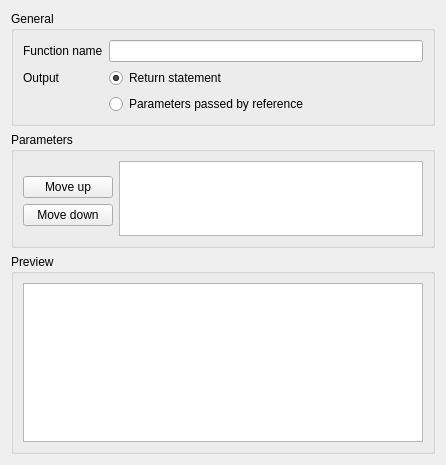
The window that ui/extractfunctiondialog.ui (mcencora/kdevcpprefactor) describes before a commit, drawn with Qt 5.
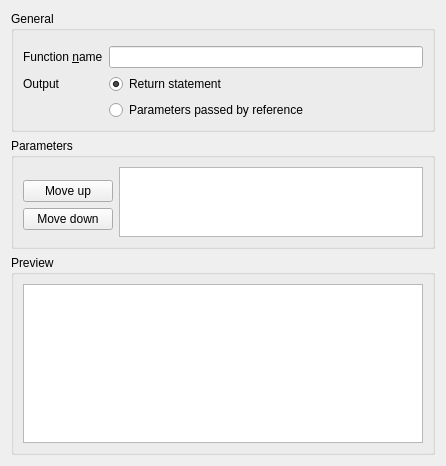
The same window after the commit. Custom widgets are drawn as their Qt base class.

Commit message: Support user definable extracted function name

The edit to the form file:
```diff
--- a/ui/extractfunctiondialog.ui
+++ b/ui/extractfunctiondialog.ui
@@ -29,14 +29,17 @@
       <string>General</string>
      </property>
      <layout class="QGridLayout" name="gridLayout_2">
-      <item row="0" column="0">
+      <item row="1" column="0">
        <widget class="QLabel" name="label">
         <property name="text">
-         <string extracomment="sampleName">Function name</string>
+         <string extracomment="sampleName">Function &amp;name</string>
+        </property>
+        <property name="buddy">
+         <cstring>functionName</cstring>
         </property>
        </widget>
       </item>
-      <item row="0" column="1">
+      <item row="1" column="1">
        <widget class="QLineEdit" name="functionName">
         <property name="sizePolicy">
          <sizepolicy hsizetype="MinimumExpanding" vsizetype="Fixed">
@@ -55,7 +58,7 @@
         </property>
        </widget>
       </item>
-      <item row="1" column="0">
+      <item row="2" column="0">
        <widget class="QLabel" name="label_2">
         <property name="sizePolicy">
          <sizepolicy hsizetype="Preferred" vsizetype="Preferred">
@@ -68,7 +71,7 @@
         </property>
        </widget>
       </item>
-      <item row="1" column="1">
+      <item row="2" column="1">
        <widget class="QRadioButton" name="out_return">
         <property name="text">
          <string>Return statement</string>
@@ -78,13 +81,16 @@
         </property>
        </widget>
       </item>
-      <item row="2" column="1">
+      <item row="3" column="1">
        <widget class="QRadioButton" name="out_ref_param">
         <property name="text">
          <string>Parameters passed by reference</string>
         </property>
        </widget>
       </item>
+      <item row="0" column="0" colspan="2">
+       <widget class="KMessageWidget" name="userFeedback"/>
+      </item>
      </layout>
     </widget>
    </item>
@@ -174,6 +180,12 @@
    <extends>QTextEdit</extends>
    <header>ktextedit.h</header>
   </customwidget>
+  <customwidget>
+   <class>KMessageWidget</class>
+   <extends>QFrame</extends>
+   <header location="global">KMessageWidget</header>
+   <container>1</container>
+  </customwidget>
  </customwidgets>
  <resources/>
  <connections/>
```
The commit also changes 4 other files.
